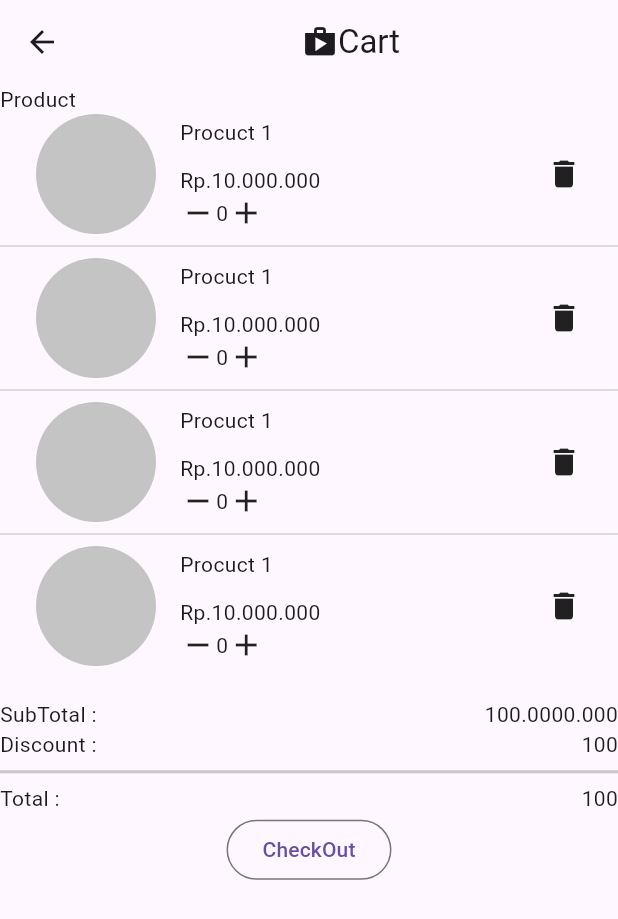
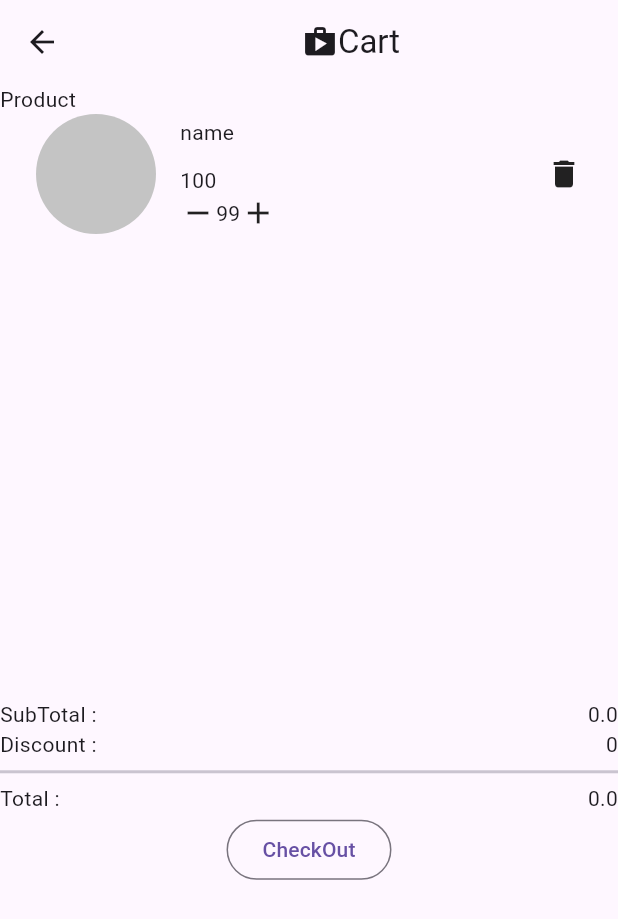
Before and after one commit to Riyumimo/personal_project, a Flutter app: the CartScreen screen opened directly, after a tap on the "remove" icon, on a phone screen of 412 x 824 dp. Shown: the top 919 px of the screen. Run offline on Flutter 3.47's test engine with Material 3 defaults, Android fonts, the phone set to English and light mode, and no system bars; our stand-ins replace bloc, bottom_navy_bar, equatable, firebase_auth, firebase_core, flutter_bloc and 5 more; accounts and stored records are empty.

Commit message:
-- update cart list

```diff
--- a/lib/entity/cart/cart_model.dart
+++ b/lib/entity/cart/cart_model.dart
@@ -1,5 +1,4 @@
-import 'dart:ffi';
-
+import 'package:equatable/equatable.dart';
 import 'package:freezed_annotation/freezed_annotation.dart';
 
 import '../product/product_model.dart';
@@ -17,4 +16,7 @@ class CartModel with _$CartModel {
     required int shippingFee,
     required double total,
   }) = _CartModel;
+  // @override
+  // List<Object?> get props =>
+  //     [product, subtotal, amount, discount, feeApp, shippingFee, total];
 }
--- a/lib/entity/product/product_model.dart
+++ b/lib/entity/product/product_model.dart
@@ -8,6 +8,7 @@ part 'product_model.g.dart';
 @freezed
 class Product with _$Product {
   factory Product({
+    required int id,
     required String name,
     required int price,
     required String desc,
--- a/lib/presentation/bloc/cart_bloc/cart_bloc.dart
+++ b/lib/presentation/bloc/cart_bloc/cart_bloc.dart
@@ -1,11 +1,83 @@
+import 'dart:async';
+
 import 'package:bloc/bloc.dart';
+import 'package:dicoding_project/entity/cart/cart_model.dart';
+import 'package:dicoding_project/entity/product/product_model.dart';
+import 'package:freezed_annotation/freezed_annotation.dart';
 import 'package:meta/meta.dart';
 
 part 'cart_event.dart';
 part 'cart_state.dart';
 
 class CartBloc extends Bloc<CartEvent, CartState> {
-  CartBloc() : super(CartInitial()) {
-    on<CartEvent>((event, emit) {});
+  CartBloc() : super(CartState.loading()) {
+    on<CartEvent>(_cartEvent);
+    on<AddCartEvent>(_addCartEvent);
+    on<RemoveCartEvent>(_removeCartEvent);
+    on<DeleteCartEvent>(_deleteCartEvent);
+    on<IncrementProduct>(_incrementProductEvent);
+    on<DecrementProduct>(_decrementProductEvent);
+  }
+
+  FutureOr<void> _cartEvent(CartEvent event, Emitter<CartState> emit) {}
+
+  FutureOr<void> _addCartEvent(
+      AddCartEvent event, Emitter<CartState> emit) async {
+    final product = event.product;
+    final List<Product> updateProduct = List.from(state.cartModel.product);
+    updateProduct.add(product);
+    final updateCartModel = state.cartModel.copyWith(product: updateProduct);
+    emit(CartState.loading());
+    await Future.delayed(const Duration(milliseconds: 500));
+    emit(CartState.loaded(updateCartModel));
+    print(state.cartModel.product.length);
+  }
+
+  FutureOr<void> _removeCartEvent(
+      RemoveCartEvent event, Emitter<CartState> emit) {
+    final listProduct = state.cartModel.product;
+    listProduct.remove(event.product);
+  }
+
+  FutureOr<void> _deleteCartEvent(
+      DeleteCartEvent event, Emitter<CartState> emit) {}
+
+  FutureOr<void> _incrementProductEvent(
+      IncrementProduct event, Emitter<CartState> emit) {
+    final List<Product> products = List.from(state.cartModel.product);
+    if (event.producId >= 0 && event.producId < products.length) {
+      final Product selectedProduct = products[event.producId];
+
+      //update amount product
+      final int updateAmount = selectedProduct.amount + 1;
+
+      final updateProduct = selectedProduct.copyWith(amount: updateAmount);
+      //Replace old product with new
+      products[event.producId] = updateProduct;
+      //copyWith cartModel
+
+      final updateCart = state.cartModel.copyWith(product: products);
+      emit(CartState.loaded(updateCart));
+    }
+  }
+
+  FutureOr<void> _decrementProductEvent(
+      DecrementProduct event, Emitter<CartState> emit) {
+    final List<Product> products = List.from(state.cartModel.product);
+    if (event.producId >= 0 && event.producId < products.length) {
+      final Product selectedProduct = products[event.producId];
+
+      // Update amount of the product (decrement by 1)
+      final int updatedAmount = selectedProduct.amount - 1;
+
+      // Ensure the amount doesn't go below zero
+      final int newAmount = updatedAmount >= 0 ? updatedAmount : 0;
+
+      final updatedProduct = selectedProduct.copyWith(amount: newAmount);
+      products[event.producId] = updatedProduct;
+
+      final updatedCart = state.cartModel.copyWith(product: products);
+      emit(CartState.loaded(updatedCart));
+    }
   }
 }
--- a/lib/presentation/bloc/cart_bloc/cart_event.dart
+++ b/lib/presentation/bloc/cart_bloc/cart_event.dart
@@ -3,8 +3,28 @@ part of 'cart_bloc.dart';
 @immutable
 sealed class CartEvent {}
 
-class AddCartEvent extends CartEvent {}
+class AddCartEvent extends CartEvent {
+  final Product product;
 
-class RemoveCartEvent extends CartEvent {}
+  AddCartEvent({required this.product});
+}
+
+class IncrementProduct extends CartEvent {
+  final int producId;
+
+  IncrementProduct({required this.producId});
+}
+
+class DecrementProduct extends CartEvent {
+  final int producId;
+
+  DecrementProduct({required this.producId});
+}
+
+class RemoveCartEvent extends CartEvent {
+  final Product product;
+
+  RemoveCartEvent({required this.product});
+}
 
 class DeleteCartEvent extends CartEvent {}
--- a/lib/presentation/bloc/cart_bloc/cart_state.dart
+++ b/lib/presentation/bloc/cart_bloc/cart_state.dart
@@ -1,12 +1,27 @@
 part of 'cart_bloc.dart';
 
+enum CartMessageState {
+  Loaded,
+  Loading,
+  Error,
+}
+
 @immutable
-sealed class CartState {}
-
-final class CartInitial extends CartState {}
-
-final class CartLoaded extends CartState {}
-
-final class CartLoading extends CartState {}
-
-final class CartError extends CartState {}
+class CartState {
+  CartState._({required this.message, CartModel? cartModel})
+      : cartModel = cartModel ??
+            CartModel(
+                product: [],
+                subtotal: 0,
+                amount: 0,
+                discount: 0,
+                feeApp: 0,
+                shippingFee: 0,
+                total: 0);
+  CartState.loaded(CartModel cartModel)
+      : this._(message: CartMessageState.Loaded, cartModel: cartModel);
+  CartState.loading() : this._(message: CartMessageState.Loading);
+  CartState.error(String message) : this._(message: CartMessageState.Error);
+  final CartMessageState message;
+  final CartModel cartModel;
+}
--- a/lib/presentation/payment/cart_screen.dart
+++ b/lib/presentation/payment/cart_screen.dart
@@ -1,4 +1,8 @@
+import 'package:dicoding_project/entity/cart/cart_model.dart';
+import 'package:dicoding_project/presentation/bloc/cart_bloc/cart_bloc.dart';
+import 'package:dicoding_project/services/product.dart';
 import 'package:flutter/material.dart';
+import 'package:flutter_bloc/flutter_bloc.dart';
 import 'package:flutter_screenutil/flutter_screenutil.dart';
 
 class CartScreen extends StatelessWidget {
@@ -18,7 +22,14 @@ class CartScreen extends StatelessWidget {
         // backgroundColor: Colors.white,
         // foregroundColor: Colors.black,
       ),
-      body: Column(
+      body: BlocBuilder<CartBloc, CartState>(builder: (context, state) {
+        switch (state.message) {
+          case CartMessageState.Loading:
+            return const Center(child: CircularProgressIndicator());
+          case CartMessageState.Loaded:
+            final product = state.cartModel.product;
+            final cart = state.cartModel;
+            return Column(
               // mainAxisAlignment: MainAxisAlignment.start,
               crossAxisAlignment: CrossAxisAlignment.start,
               children: [
@@ -34,7 +45,8 @@ class CartScreen extends StatelessWidget {
                             height: 80,
                             width: 80,
                             decoration: const BoxDecoration(
-                          shape: BoxShape.circle, color: Color(0xffC4C4C4)),
+                                shape: BoxShape.circle,
+                                color: Color(0xffC4C4C4)),
                           ),
                           const SizedBox(
                             width: 16.0,
@@ -45,24 +57,27 @@ class CartScreen extends StatelessWidget {
                               Container(
                                 height: 20,
                                 width: 183,
-                          child: const Text("Procuct 1"),
+                                child: Text(product[index].name),
                               ),
                               const SizedBox(
                                 height: 12,
                               ),
-                        const Text("Rp.10.000.000"),
+                              Text("${product[index].price}"),
                               Row(
                                 children: [
                                   InkWell(
                                     onTap: () {
-                                print("remove");
+                                      context.read<CartBloc>().add(
+                                          DecrementProduct(producId: index));
                                     },
                                     child: const Icon(Icons.remove),
                                   ),
-                            const Text("0"),
+                                  Text("${product[index].amount}"),
                                   InkWell(
                                     onTap: () {
                                       print("add");
+                                      context.read<CartBloc>().add(
+                                          IncrementProduct(producId: index));
                                     },
                                     child: const Icon(Icons.add),
                                   ),
@@ -79,29 +94,48 @@ class CartScreen extends StatelessWidget {
                       color: Color(0xffD0D0D0),
                       thickness: 1,
                     ),
-              itemCount: 4,
+                    itemCount: product.length,
                   ),
                 ),
-          const Row(
+                Row(
                   mainAxisAlignment: MainAxisAlignment.spaceBetween,
-            children: [Text("SubTotal :"), Text("100.0000.000")],
+                  children: [
+                    const Text("SubTotal :"),
+                    Text("${cart.subtotal}")
+                  ],
                 ),
-          const Row(
+                Row(
                   mainAxisAlignment: MainAxisAlignment.spaceBetween,
-            children: [Text("Discount :"), Text("100")],
+                  children: [
+                    const Text("Discount :"),
+                    Text("${cart.discount}")
+                  ],
                 ),
                 const Divider(
                   thickness: 2,
                 ),
-          const Row(
+                Row(
                   mainAxisAlignment: MainAxisAlignment.spaceBetween,
-            children: [Text("Total :"), Text("100")],
+                  children: [Text("Total :"), Text("${cart.total}")],
                 ),
                 Center(
                     child: OutlinedButton(
-                  onPressed: () {}, child: const Text("CheckOut")))
+                        onPressed: () {
+                          context
+                              .read<CartBloc>()
+                              .add(AddCartEvent(product: dummyProduct()));
+                        },
+                        child: const Text("CheckOut")))
               ],
-      ),
+            );
+          case CartMessageState.Loaded:
+            return const Center(
+              child: Text("Errir"),
+            );
+          default:
+            return Container();
+        }
+      }),
     );
   }
 }
--- /dev/null
+++ b/lib/services/product.dart
@@ -0,0 +1,22 @@
+import 'package:dicoding_project/entity/cart/cart_model.dart';
+import 'package:dicoding_project/entity/product/product_model.dart';
+
+Product dummyProduct() {
+  final product = Product(
+      id: 1,
+      name: "name",
+      price: 100,
+      desc: "LoremImplus",
+      type: "min",
+      amount: 100,
+      createAt: DateTime.now());
+  final cart = CartModel(
+      product: [product],
+      subtotal: product.price.toDouble(),
+      amount: 3,
+      discount: 20000,
+      feeApp: 200,
+      shippingFee: 100,
+      total: 10000);
+  return product;
+}
```
Also changed, not shown: lib/main.dart (+38 -34 lines), lib/entity/product/product_model.freezed.dart, lib/entity/product/product_model.g.dart, pubspec.lock. Lines whose indentation alone changed are shown as unchanged.
